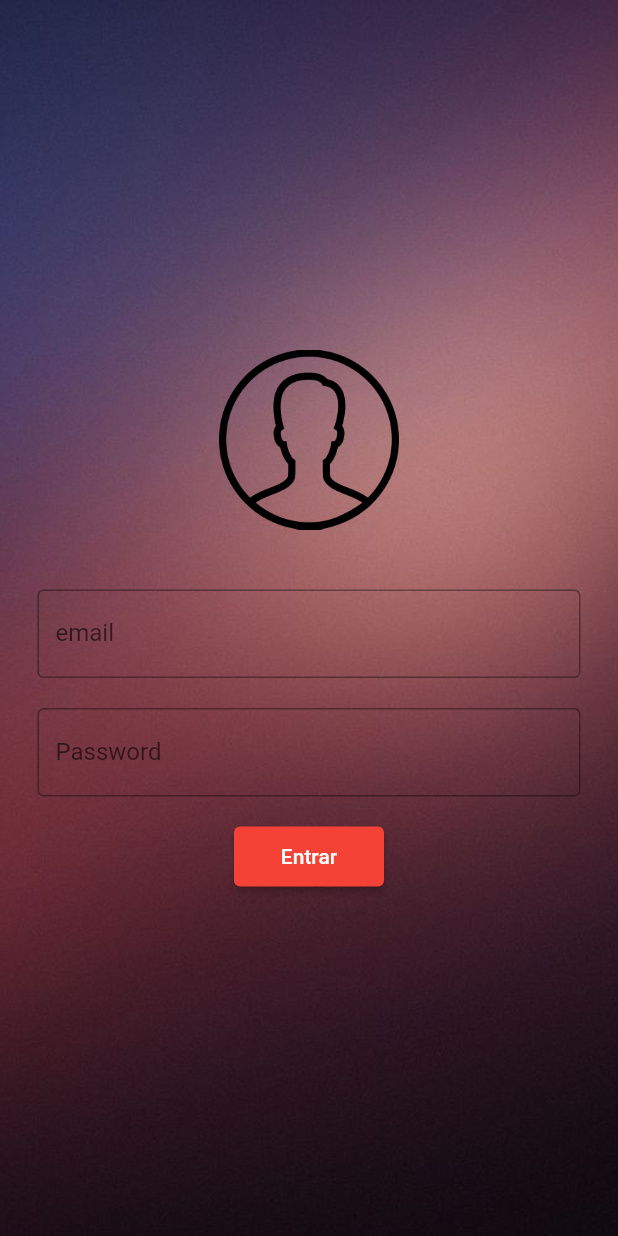
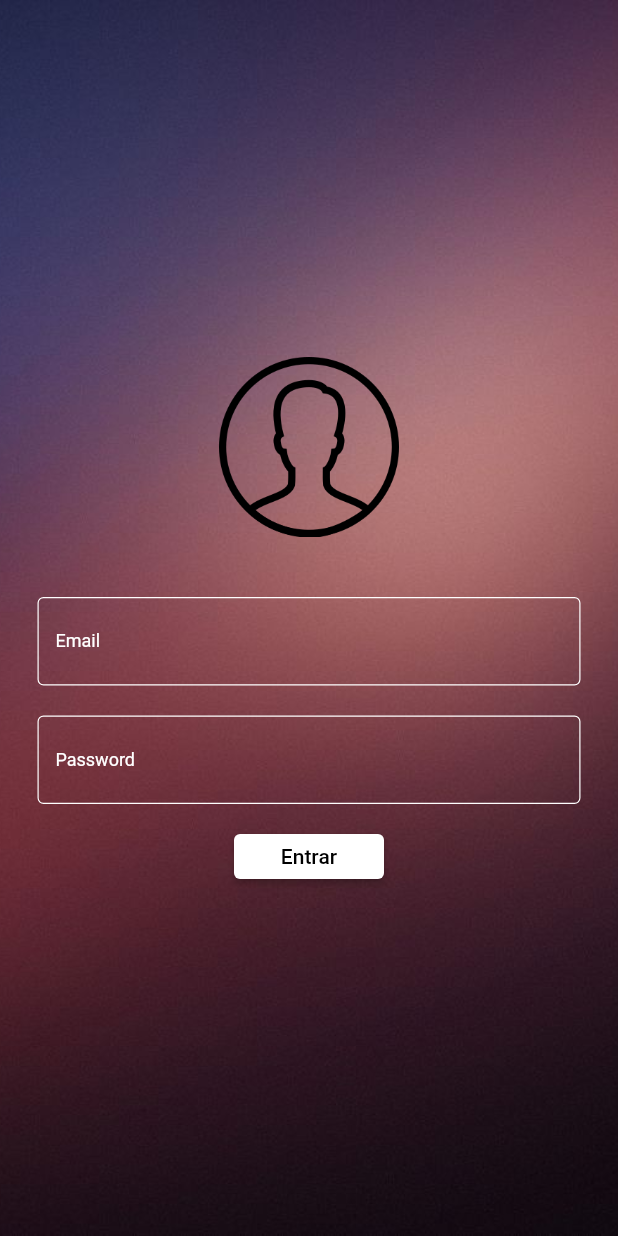
Before and after one commit to fabiojsantosdev/curso_flutter, a Flutter app: the screen it shows after launch, on a phone screen of 412 x 824 dp. Run offline on Flutter 3.47's test engine with Material 2 defaults, Android fonts, the light colour scheme and no system bars.

Commit message:
alter color edit's

```diff
--- a/Primeiro_app/lib/app_widget.dart
+++ b/Primeiro_app/lib/app_widget.dart
@@ -14,7 +14,7 @@ class AppWidget extends StatelessWidget{
        return MaterialApp(
          debugShowCheckedModeBanner: false,
          theme: ThemeData(
-           primarySwatch: Colors.red,
+           primarySwatch: Colors.grey,
            brightness: AppController.instance.isDartheme
                ? Brightness.dark
                : Brightness.light,
--- a/Primeiro_app/lib/login_page.dart
+++ b/Primeiro_app/lib/login_page.dart
@@ -11,8 +11,7 @@ class _LoginPageState extends State<LoginPage> {
   String email = '';
   String password = '';
 
-
-  Widget _body(){
+  Widget _body() {
     return SingleChildScrollView(
       child: SizedBox(
         width: MediaQuery.of(context).size.width,
@@ -26,7 +25,7 @@ class _LoginPageState extends State<LoginPage> {
           ),
           child: Column(
             mainAxisAlignment: MainAxisAlignment.center,
-            children:  [
+            children: [
               Container(
                 width: 120,
                 height: 120,
@@ -41,12 +40,23 @@ class _LoginPageState extends State<LoginPage> {
                 },
                 keyboardType: TextInputType.emailAddress,
                 decoration: const InputDecoration(
-                    labelText: 'email',
-                    border: OutlineInputBorder()
+                    enabledBorder: OutlineInputBorder(
+                      borderSide: BorderSide(
+                          color: Colors.white,
+                          width: 0.8), // Altera cor da borda OutlineInputBorder
                     ),
+                    focusedBorder: OutlineInputBorder(
+                      borderSide: BorderSide(
+                          color: Colors.white,
+                          width:
+                              0.8), // Altera cor da borda OutlineInputBorder ao clicar
+                    ),
+                    labelText: 'Email',
+                    labelStyle: TextStyle(fontFamily: 'Roboto', fontSize: 12, color: Colors.white), //Altera cor da fonte labelText
+                    border: OutlineInputBorder()),
               ),
               const SizedBox(
-                height:  20,
+                height: 20,
               ),
               TextField(
                 onChanged: (text) {
@@ -54,28 +64,40 @@ class _LoginPageState extends State<LoginPage> {
                 },
                 obscureText: true,
                 decoration: const InputDecoration(
+                    enabledBorder: OutlineInputBorder(
+                      borderSide: BorderSide(
+                          color: Colors.white,
+                          width: 0.8), // Altera cor da borda OutlineInputBorder
+                    ),
+                    focusedBorder: OutlineInputBorder(
+                      borderSide: BorderSide(
+                          color: Colors.white,
+                          width:
+                              0.8), // Altera cor da borda OutlineInputBorder ao clicar
+                    ),
                     labelText: 'Password',
-                    border: OutlineInputBorder()
-                ),
+                    labelStyle: TextStyle(fontFamily: 'Roboto', fontSize: 12, color: Colors.white), //Altera cor da fonte labelText
+                    border: OutlineInputBorder()),
               ),
               const SizedBox(
-                height:  20,
+                height: 20,
               ),
-
-              Container(
+              SizedBox(
                 width: 100,
-                height: 40,
+                height: 30,
                 child: ElevatedButton(
+                  style: ElevatedButton.styleFrom(
+                    primary: Colors.white, //Altera cor botão
+                    onPrimary: Colors.black, //Altera cor texto botão
+                  ),
                   onPressed: () {
-                    if (email == 'fabiodev@gmail.com' && password == '212527'){
+                    if (email == 'fabiodev@gmail.com' && password == '212527') {
                       Navigator.of(context).pushReplacementNamed('/home');
                     } else {
                       print('email ou senha invalidos');
                     }
                   },
-                  child: const Text(
-                      'Entrar'
-                  ),
+                  child: const Text('Entrar'),
                   ),
                 ),
             ],
@@ -94,10 +116,12 @@ class _LoginPageState extends State<LoginPage> {
             SizedBox(
                 width: MediaQuery.of(context).size.width,
                 height: MediaQuery.of(context).size.height,
-              child: Image.asset('assets/images/background.jpg', fit: BoxFit.cover,)),
+                child: Image.asset(
+                  'assets/images/background.jpg',
+                  fit: BoxFit.cover,
+                )),
             _body(),
           ],
-      )
-    );
+        ));
   }
 }
```
Lines whose indentation alone changed are shown as unchanged.
